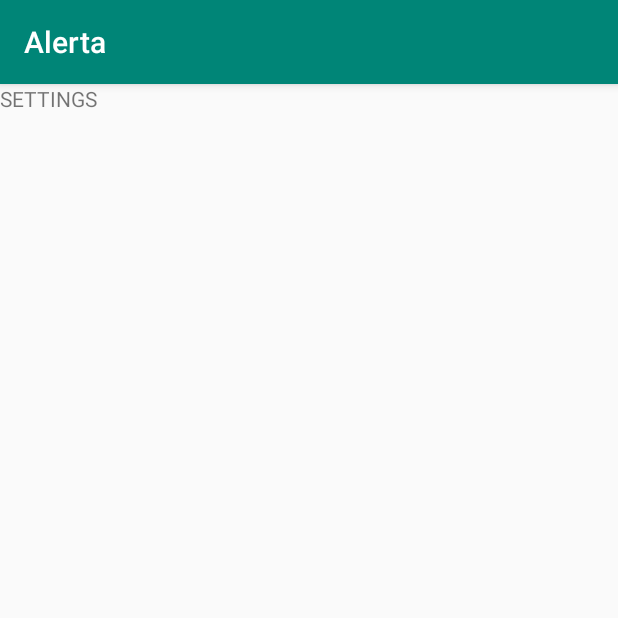
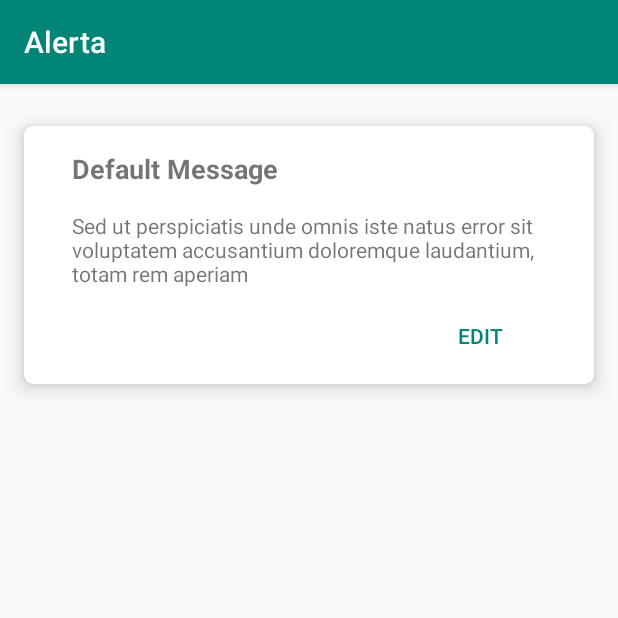
Before and after one commit to dariomolina93/Alerta, an Android app: the fragment Settings shown on its own in the app's theme, on a phone screen of 412 x 824 dp, the top half of it. Run offline under Robolectric (Android 15) with nearby library versions, the phone set to English and light mode, and no system bars; our stand-ins replace AdMob.

Commit message:
The settings page contains a card view with a message and button to edit. Also, the app now check if the user has opened the app before. If the app is opened for the first time, then the app asks for the permission. Otherwise, the app takes the user to the home screen.

```diff
--- a/app/src/main/java/com/example/dariomolina/alerta/About.java
+++ b/app/src/main/java/com/example/dariomolina/alerta/About.java
@@ -1,6 +1,7 @@
 package com.example.dariomolina.alerta;
 
 import android.content.Intent;
+import android.content.SharedPreferences;
 import android.os.Bundle;
 import android.support.design.widget.FloatingActionButton;
 import android.support.v7.app.AppCompatActivity;
@@ -11,16 +12,50 @@ public class About extends AppCompatActivity {
     @Override
     protected void onCreate(Bundle savedInstanceState) {
         super.onCreate(savedInstanceState);
+        checkFirstRun();
+
+    }
+
+    private void checkFirstRun() {
+
+        final String PREFS_NAME = "Alerta_preferences";
+        final String PREF_VERSION_CODE_KEY = "version_code";
+        final int DOESNT_EXIST = -1;
+
+        // Get current version code
+        int currentVersionCode = BuildConfig.VERSION_CODE;
+
+        // Get saved version code
+        SharedPreferences prefs = getSharedPreferences(PREFS_NAME, MODE_PRIVATE);
+        int savedVersionCode = prefs.getInt(PREF_VERSION_CODE_KEY, DOESNT_EXIST);
+
+        // Check for first run or upgrade
+        if (currentVersionCode == savedVersionCode) {
+
+            // This is just a normal run
+            Intent intent = new Intent(getApplicationContext(), MainActivity.class);
+            startActivity(intent);
+            return;
+
+        } else if (savedVersionCode == DOESNT_EXIST) {
+
+            // This is a new install (or the user cleared the shared preferences)
             setContentView(R.layout.about_layout);
-
             ((findViewById(R.id.forwardButton))).setOnClickListener(new View.OnClickListener() {
                 @Override
                 public void onClick(View view) {
                     Intent intent = new Intent(getApplicationContext(), AboutPermission.class);
                     startActivity(intent);
                     return;
-            };
+                }
             });
 
+        } else if (currentVersionCode > savedVersionCode) {
+
+            // TODO This is an upgrade
+        }
+
+        // Update the shared preferences with the current version code
+        prefs.edit().putInt(PREF_VERSION_CODE_KEY, currentVersionCode).apply();
     }
 }
--- a/app/src/main/java/com/example/dariomolina/alerta/AlertaDatabaseHelper.java
+++ b/app/src/main/java/com/example/dariomolina/alerta/AlertaDatabaseHelper.java
@@ -7,7 +7,6 @@ import android.database.sqlite.SQLiteDatabase;
 import android.database.sqlite.SQLiteException;
 import android.database.sqlite.SQLiteOpenHelper;
 import android.util.Log;
-import android.widget.Toast;
 
 public class AlertaDatabaseHelper extends SQLiteOpenHelper{
 
@@ -85,8 +84,8 @@ public class AlertaDatabaseHelper extends SQLiteOpenHelper{
         Cursor selectedContactsCursor;
         try{
             selectedContactsCursor = db.query(AlertaDatabaseHelper.TABLE_CONTACTS,
-                    new String[]{AlertaDatabaseHelper.CONTACT_NAME,
-                                 AlertaDatabaseHelper.CONTACT_PHONE_NUMBER},
+                    new String[]{AlertaDatabaseHelper.CONTACT_NAME, //Index 0
+                                 AlertaDatabaseHelper.CONTACT_PHONE_NUMBER}, //Index 1
                     null, null, null, null, null
             );
 
@@ -97,5 +96,4 @@ public class AlertaDatabaseHelper extends SQLiteOpenHelper{
             return null;
         }
     }
-
 }
--- a/app/src/main/java/com/example/dariomolina/alerta/Fragments/Home.java
+++ b/app/src/main/java/com/example/dariomolina/alerta/Fragments/Home.java
@@ -95,7 +95,6 @@ public class Home extends Fragment implements RewardedVideoAdListener {
         return view;
     }
 
-
     @Override
     public void onResume() {
         if (Build.VERSION.SDK_INT >= Build.VERSION_CODES.M) {
@@ -111,7 +110,6 @@ public class Home extends Fragment implements RewardedVideoAdListener {
         }
         super.onPause();
     }
-
 
     @Override
     public void onDestroy()
@@ -165,5 +163,4 @@ public class Home extends Fragment implements RewardedVideoAdListener {
     public void onRewardedVideoCompleted() {
 
     }
-
 }
--- a/app/src/main/java/com/example/dariomolina/alerta/Fragments/Settings.java
+++ b/app/src/main/java/com/example/dariomolina/alerta/Fragments/Settings.java
@@ -3,16 +3,18 @@ package com.example.dariomolina.alerta.Fragments;
 import android.os.Build;
 import android.support.v4.app.Fragment;
 import android.os.Bundle;
+import android.util.Log;
 import android.view.LayoutInflater;
 import android.view.View;
 import android.view.ViewGroup;
+import android.widget.Button;
 
 import com.example.dariomolina.alerta.R;
 import com.google.android.gms.ads.AdRequest;
 import com.google.android.gms.ads.AdView;
 import com.google.android.gms.ads.MobileAds;
 
-public class Settings extends Fragment {
+public class Settings extends Fragment implements View.OnClickListener{
 
     private AdView mAdView;
     @Override
@@ -29,6 +31,22 @@ public class Settings extends Fragment {
         AdRequest adRequest = new AdRequest.Builder().build();
         mAdView.loadAd(adRequest);
 
+        //Attaching the listener to the buttons
+        Button editButton = view.findViewById(R.id.edit_button);
+        editButton.setOnClickListener(this);
+
         return view;
     }
+
+    @Override
+    public void onClick(View v) {
+        switch(v.getId()) {
+            case R.id.edit_button:
+                this.onClickEdit();
+        }
+    }
+
+    private void onClickEdit() {
+        Log.i("EditButton", "Edit button PRESSED!");
+    }
 }
--- a/app/src/main/res/layout/settings.xml
+++ b/app/src/main/res/layout/settings.xml
@@ -1,21 +1,82 @@
 <?xml version="1.0" encoding="utf-8"?>
-<RelativeLayout
-    xmlns:android="http://schemas.android.com/apk/res/android" android:layout_width="match_parent"
+<android.support.constraint.ConstraintLayout
+    xmlns:android="http://schemas.android.com/apk/res/android"
+    xmlns:app="http://schemas.android.com/apk/res-auto"
+    xmlns:tools="http://schemas.android.com/tools"
+    android:layout_width="match_parent"
     android:layout_height="match_parent">
 
-    <TextView
-        android:layout_width="match_parent"
-        android:layout_height="match_parent"
-        android:text="SETTINGS"/>
+    <android.support.v7.widget.CardView
+        android:id="@+id/cardView_message"
+        android:layout_width="0dp"
+        android:layout_height="wrap_content"
+        android:layout_marginStart="16dp"
+        android:layout_marginLeft="16dp"
+        android:layout_marginTop="28dp"
+        android:layout_marginEnd="16dp"
+        android:layout_marginRight="16dp"
+        app:cardCornerRadius="6dp"
+        app:cardElevation="8dp"
+        app:layout_constraintEnd_toEndOf="parent"
+        app:layout_constraintHorizontal_bias="0.0"
+        app:layout_constraintStart_toStartOf="parent"
+        app:layout_constraintTop_toTopOf="parent">
 
-    <com.google.android.gms.ads.AdView
-        xmlns:ads="http://schemas.android.com/apk/res-auto"
+        <android.support.constraint.ConstraintLayout
+            android:layout_width="match_parent"
+            android:layout_height="match_parent">
+
+            <TextView
+                android:id="@+id/message_title"
+                android:layout_width="wrap_content"
+                android:layout_height="wrap_content"
+                android:layout_marginStart="32dp"
+                android:layout_marginLeft="32dp"
+                android:layout_marginTop="16dp"
+                android:text="@string/message_title"
+                android:textSize="18sp"
+                android:textStyle="bold"
+                app:layout_constraintStart_toStartOf="parent"
+                app:layout_constraintTop_toTopOf="parent" />
+
+            <TextView
+                android:id="@+id/message"
+                android:layout_width="0dp"
+                android:layout_height="wrap_content"
+                android:layout_marginTop="16dp"
+                android:layout_marginEnd="32dp"
+                android:layout_marginRight="32dp"
+                android:text="@string/message"
+                app:layout_constraintEnd_toEndOf="parent"
+                app:layout_constraintStart_toStartOf="@+id/message_title"
+                app:layout_constraintTop_toBottomOf="@+id/message_title" />
+
+            <Button
+                android:id="@+id/edit_button"
+                style="?android:attr/borderlessButtonStyle"
+                android:layout_width="wrap_content"
+                android:layout_height="wrap_content"
+                android:layout_marginTop="8dp"
+                android:layout_marginBottom="8dp"
+                android:text="@string/edit_button"
+                android:textColor="@color/colorPrimary"
+                app:layout_constraintBottom_toBottomOf="parent"
+                app:layout_constraintEnd_toEndOf="@+id/message"
+                app:layout_constraintTop_toBottomOf="@+id/message" />
+
+        </android.support.constraint.ConstraintLayout>
+
+
+    </android.support.v7.widget.CardView>
+
+    <com.google.android.gms.ads.AdView xmlns:ads="http://schemas.android.com/apk/res-auto"
         android:id="@+id/adView"
         android:layout_width="match_parent"
         android:layout_height="wrap_content"
         ads:adSize="SMART_BANNER"
-        android:layout_alignParentBottom="true"
-        ads:adUnitId="ca-app-pub-3940256099942544/6300978111">
-    </com.google.android.gms.ads.AdView>
+        ads:adUnitId="ca-app-pub-3940256099942544/6300978111"
+        ads:layout_constraintBottom_toBottomOf="parent"
+        ads:layout_constraintStart_toStartOf="parent"></com.google.android.gms.ads.AdView>
 
-</RelativeLayout>
+
+</android.support.constraint.ConstraintLayout>
--- a/app/src/main/res/values/strings.xml
+++ b/app/src/main/res/values/strings.xml
@@ -10,4 +10,9 @@
     <string name="permissionAbout">These are the permissions that our app requires...We need them.....for this and that...
     </string>
     <string name="selectContacts">Click the forward arrow to grant access to permissions and select your contacts to send message...more.. and more...</string>
+
+    <!-- Settings view layout -->
+    <string name="message_title">Default Message</string>
+    <string name="message">Sed ut perspiciatis unde omnis iste natus error sit voluptatem accusantium doloremque laudantium, totam rem aperiam</string>
+    <string name="edit_button">EDIT</string>
 </resources>
```
Lines whose indentation alone changed are shown as unchanged.
